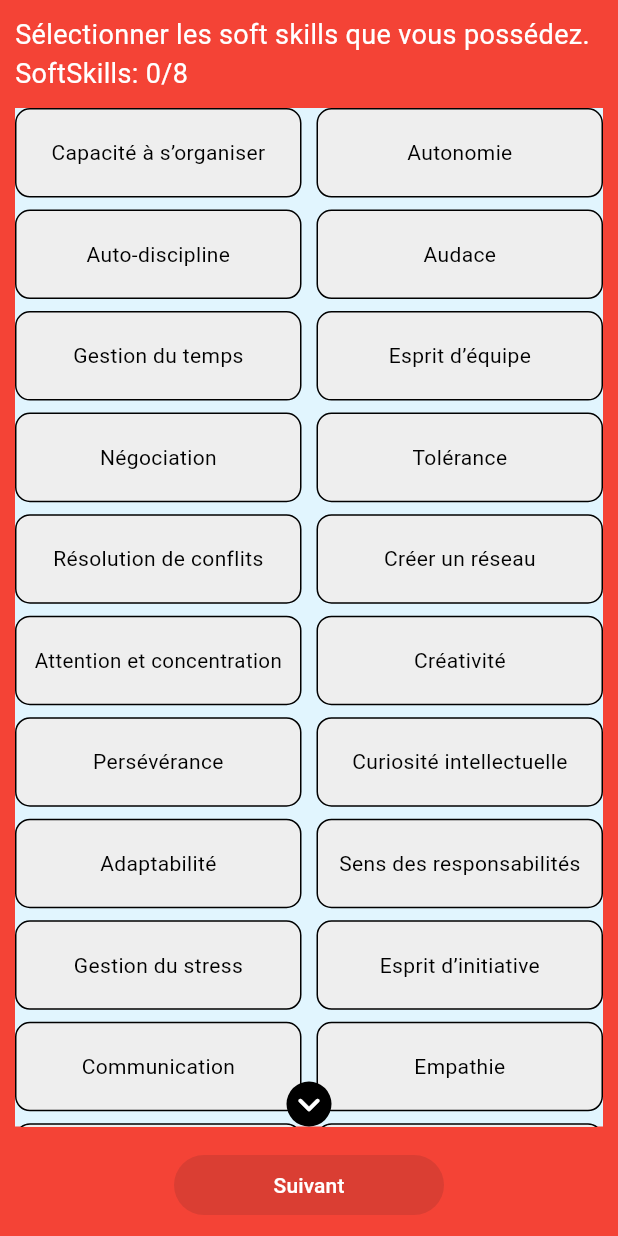
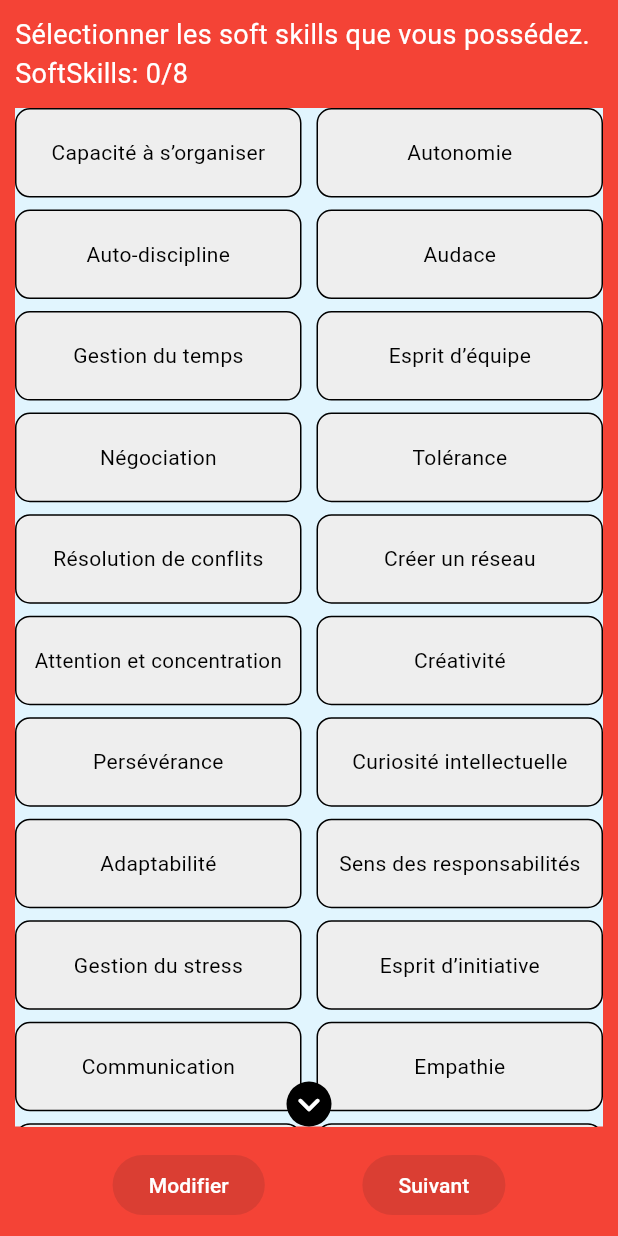
Before and after one commit to algosup/2023-2024-project-5-flutter-team-7, a Flutter app: the SoftSkillsSelectionScreen screen opened directly, on a phone screen of 412 x 824 dp. Run offline on Flutter 3.47's test engine with Material 3 defaults, Android fonts, the phone set to English and light mode, and no system bars; our stand-ins replace geolocator, go_router.

Commit message:
Need improvement

```diff
--- a/src/adopteuncandidat/lib/job_seeker_profile.dart
+++ b/src/adopteuncandidat/lib/job_seeker_profile.dart
@@ -18,7 +18,7 @@ class JobSeekerScreen extends StatelessWidget {
               const SizedBox(height: 60),
               _buildOptionButton(context, 'Modifier mes informations personnelles', '/editProfile'),
               const SizedBox(height: 60),
-              _buildOptionButton(context, 'Modifier mes soft skills', '/editSkills'),
+              _buildOptionButton(context, 'Modifier mes soft skills', '/editSoftSkillsSeeker'),
               const SizedBox(height: 60),
               _buildOptionButton(context, 'Modifier mes hobbies', '/editHobbies'),
               const SizedBox(height: 60),
--- /dev/null
+++ b/src/adopteuncandidat/lib/provider_soft_skills_seeker.dart
@@ -0,0 +1,62 @@
+import 'package:flutter/material.dart';
+
+class SoftSkill {
+  final String name;
+  bool isSelected;
+
+  SoftSkill(this.name, {this.isSelected = false});
+}
+
+class SoftSkillsProvider extends ChangeNotifier {
+  List<SoftSkill> softSkills = [
+    SoftSkill('Capacité à s’organiser'),
+    SoftSkill('Autonomie'),
+    SoftSkill('Auto-discipline'),
+    SoftSkill('Audace'),
+    SoftSkill('Gestion du temps'),
+    SoftSkill('Esprit d’équipe'),
+    SoftSkill('Négociation'),
+    SoftSkill('Tolérance'),
+    SoftSkill('Résolution de conflits'),
+    SoftSkill('Créer un réseau'),
+    SoftSkill('Attention et concentration'),
+    SoftSkill('Créativité'),
+    SoftSkill('Persévérance'),
+    SoftSkill('Curiosité intellectuelle'),
+    SoftSkill('Adaptabilité'),
+    SoftSkill('Sens des responsabilités'),
+    SoftSkill('Gestion du stress'),
+    SoftSkill('Esprit d’initiative'),
+    SoftSkill('Communication'),
+    SoftSkill('Empathie'),
+    SoftSkill('Capacité à déléguer'),
+    SoftSkill('Confiance en soi'),
+    SoftSkill('Leadership'),
+    SoftSkill('Mémoire'),
+    SoftSkill('Esprit critique'),
+    SoftSkill('Résilience'),
+    SoftSkill('Capacité de synthèse')
+  ];
+
+  void select(int index) {
+    softSkills[index].isSelected = true;
+    notifyListeners();
+  }
+
+  void deselect(int index) {
+    softSkills[index].isSelected = false;
+    notifyListeners();
+  }
+
+  bool isSelected(int index) {
+    return softSkills[index].isSelected;
+  }
+
+  List<String> getSelectedSkills() {
+    return softSkills.where((skill) => skill.isSelected).map((skill) => skill.name).toList();
+  }
+
+  int getSelectedCount() {
+    return softSkills.where((skill) => skill.isSelected).length;
+  }
+}
--- a/src/adopteuncandidat/lib/routes.dart
+++ b/src/adopteuncandidat/lib/routes.dart
@@ -1,11 +1,12 @@
 import 'package:go_router/go_router.dart';
 import 'package:flutter/material.dart';
 import 'main.dart';
+import 'soft_skills_selection_seeker.dart';
+import 'edit_soft_skills_seeker.dart';
+import 'package:provider/provider.dart';
+import 'provider_soft_skills_seeker.dart';
 
-
-
-final GoRouter router = GoRouter(
-  routes: <RouteBase>[
+final GoRouter router = GoRouter(routes: <RouteBase>[
   GoRoute(
     name: 'signIn',
     path: '/signIn',
@@ -70,12 +71,22 @@ final GoRouter router = GoRouter(
     },
   ),
   // GoRoute(
-    //   name: 'editSoftSkills',
-    //   path: '/editSoftSkills',
+  //   name: 'editProfile',
+  //   path: '/editProfile',
   //   builder: (BuildContext context, GoRouterState state) {
-    //     return const EditSoftSkillsLayout();
+  //     return const EditProfileLayout();
   //   },
   // ),
+GoRoute(
+  path: '/editSoftSkillsSeeker',
+  builder: (BuildContext context, GoRouterState state) {
+    final selectedSkills = state.pathParameters['selectedSkills'];
+    return ChangeNotifierProvider(
+      create: (_) => SoftSkillsProvider(),
+      child: EditSoftSkillsSeekerLayout(selectedSoftSkills: selectedSkills),
+    );
+  },
+),
   // GoRoute(
   //   name: 'editHobbies',
   //   path: '/editHobbies',
@@ -104,5 +115,4 @@ final GoRouter router = GoRouter(
   //     return const ReviewFriendLayout();
   //   },
   // ),
-  ]
-);
+]);
--- a/src/adopteuncandidat/lib/soft_skills_selection.dart
+++ /dev/null
@@ -1,189 +0,0 @@
-import 'package:flutter/material.dart';
-import 'package:go_router/go_router.dart';
-
-class SoftSkillsSelectionScreen extends StatefulWidget {
-  const SoftSkillsSelectionScreen({super.key});
-
-  @override
-  _SoftSkillsSelectionScreenState createState() => _SoftSkillsSelectionScreenState();
-}
-
-class _SoftSkillsSelectionScreenState extends State<SoftSkillsSelectionScreen> {
-  final List<bool> _isSelected = List<bool>.filled(27, false);
-  final List<String> _softSkills = [
-    'Capacité à s’organiser',
-    'Autonomie',
-    'Auto-discipline',
-    'Audace',
-    'Gestion du temps',
-    'Esprit d’équipe',
-    'Négociation',
-    'Tolérance',
-    'Résolution de conflits',
-    'Créer un réseau',
-    'Attention et concentration',
-    'Créativité',
-    'Persévérance',
-    'Curiosité intellectuelle',
-    'Adaptabilité',
-    'Sens des responsabilités',
-    'Gestion du stress',
-    'Esprit d’initiative',
-    'Communication',
-    'Empathie',
-    'Capacité à déléguer',
-    'Confiance en soi',
-    'Leadership',
-    'Mémoire',
-    'Esprit critique',
-    'Résilience',
-    'Capacité de synthèse'
-  ];
-
-  int get _selectedCount => _isSelected.where((element) => element).length;
-
-  final ScrollController _scrollController = ScrollController();
-  double _downArrowOpacity = 1.0;
-  double _upArrowOpacity = 0.0;
-
-  @override
-  void initState() {
-    super.initState();
-    _scrollController.addListener(() {
-      setState(() {
-        _downArrowOpacity = _scrollController.position.pixels < _scrollController.position.maxScrollExtent ? 1.0 : 0.0;
-        _upArrowOpacity = _scrollController.position.pixels > 0 ? 1.0 : 0.0;
-      });
-    });
-  }
-
-  @override
-  void dispose() {
-    _scrollController.dispose();
-    super.dispose();
-  }
-
-  @override
-  Widget build(BuildContext context) {
-    return Scaffold(
-      body: Container(
-        color: Colors.red,
-        child: Padding(
-          padding: const EdgeInsets.all(10.0),
-          child: Column(
-            children: [
-              Text(
-                'Sélectionner les soft skills que vous possédez. SoftSkills: $_selectedCount/8',
-                style: const TextStyle(color: Colors.white, fontSize: 18),
-              ),
-              const SizedBox(height: 10),
-              Expanded(
-                child: Stack(
-                  children: [
-                    Container(
-                      color: Colors.lightBlue[50],
-                      child: GridView.builder(
-                        controller: _scrollController,
-                        gridDelegate: const SliverGridDelegateWithFixedCrossAxisCount(
-                          crossAxisCount: 2,
-                          mainAxisSpacing: 8.0,
-                          crossAxisSpacing: 10.0,
-                          childAspectRatio: 3.2,
-                        ),
-                        itemCount: _softSkills.length,
-                        itemBuilder: (context, index) {
-                          return GestureDetector(
-                            onTap: () {
-                              setState(() {
-                                if (_isSelected[index]) {
-                                  _isSelected[index] = false;
-                                } else if (_selectedCount < 8) {
-                                  _isSelected[index] = true;
-                                }
-                              });
-                            },
-                            child: Container(
-                              padding: const EdgeInsets.symmetric(vertical: 12.0, horizontal: 12.0),
-                              decoration: BoxDecoration(
-                                color: _isSelected[index] ? Colors.red : Colors.grey[200],
-                                border: Border.all(color: Colors.black),
-                                borderRadius: BorderRadius.circular(10.0),
-                              ),
-                              child: Center(
-                                child: FittedBox(
-                                  fit: BoxFit.scaleDown,
-                                  child: Text(
-                                    _softSkills[index],
-                                    style: TextStyle(
-                                      color: _isSelected[index] ? Colors.white : Colors.black,
-                                    ),
-                                    textAlign: TextAlign.center,
-                                  ),
-                                ),
-                              ),
-                            ),
-                          );
-                        },
-                      ),
-                    ),
-                    Align(
-                      alignment: Alignment.bottomCenter,
-                      child: AnimatedOpacity(
-                        opacity: _downArrowOpacity,
-                        duration: const Duration(milliseconds: 500),
-                        child: Container(
-                          decoration: const BoxDecoration(
-                            color: Colors.black,
-                            shape: BoxShape.circle,
-                          ),
-                          child: const Icon(
-                            Icons.keyboard_arrow_down_rounded,
-                            color: Colors.white,
-                            size: 30,
-                          ),
-                        ),
-                      ),
-                    ),
-                    Align(
-                      alignment: Alignment.topCenter,
-                      child: AnimatedOpacity(
-                        opacity: _upArrowOpacity,
-                        duration: const Duration(milliseconds: 500),
-                        child: Container(
-                          decoration: const BoxDecoration(
-                            color: Colors.black,
-                            shape: BoxShape.circle,
-                          ),
-                          child: const Icon(
-                            Icons.keyboard_arrow_up_rounded,
-                            color: Colors.white,
-                            size: 30,
-                          ),
-                        ),
-                      ),
-                    ),
-                  ],
-                ),
-              ),
-              Padding(
-                padding: const EdgeInsets.only(top: 15.0),
-                child: SizedBox(
-                  width: 180,
-                  child: ElevatedButton(
-                    onPressed: _selectedCount > 0 ? () {
-                      context.go('/hobbies');
-                    } : null,
-                    style: ElevatedButton.styleFrom(
-                      backgroundColor: Colors.black,
-                    ),
-                    child: const Text('Suivant', style: TextStyle(color: Colors.white)),
-                  ),
-                ),
-              ),
-            ],
-          ),
-        ),
-      ),
-    );
-  }
-}
--- a/src/adopteuncandidat/lib/soft_skills_selection_seeker.dart
+++ b/src/adopteuncandidat/lib/soft_skills_selection_seeker.dart
@@ -1,57 +1,31 @@
 import 'package:flutter/material.dart';
 import 'package:go_router/go_router.dart';
+import 'provider_soft_skills_seeker.dart';
 
 class SoftSkillsSelectionScreen extends StatefulWidget {
-  const SoftSkillsSelectionScreen({super.key});
+  const SoftSkillsSelectionScreen({Key? key}) : super(key: key);
 
   @override
-  _SoftSkillsSelectionScreenState createState() => _SoftSkillsSelectionScreenState();
+  _SoftSkillsSelectionScreenState createState() =>
+      _SoftSkillsSelectionScreenState();
 }
 
 class _SoftSkillsSelectionScreenState extends State<SoftSkillsSelectionScreen> {
-  final List<bool> _isSelected = List<bool>.filled(27, false);
-  final List<String> _softSkills = [
-    'Capacité à s’organiser',
-    'Autonomie',
-    'Auto-discipline',
-    'Audace',
-    'Gestion du temps',
-    'Esprit d’équipe',
-    'Négociation',
-    'Tolérance',
-    'Résolution de conflits',
-    'Créer un réseau',
-    'Attention et concentration',
-    'Créativité',
-    'Persévérance',
-    'Curiosité intellectuelle',
-    'Adaptabilité',
-    'Sens des responsabilités',
-    'Gestion du stress',
-    'Esprit d’initiative',
-    'Communication',
-    'Empathie',
-    'Capacité à déléguer',
-    'Confiance en soi',
-    'Leadership',
-    'Mémoire',
-    'Esprit critique',
-    'Résilience',
-    'Capacité de synthèse'
-  ];
-
-  int get _selectedCount => _isSelected.where((element) => element).length;
-
-  final ScrollController _scrollController = ScrollController();
+  late ScrollController _scrollController;
   double _downArrowOpacity = 1.0;
   double _upArrowOpacity = 0.0;
+  List<bool> _isSelected = List.filled(27, false); // 27 is the number of skills
 
   @override
   void initState() {
     super.initState();
+    _scrollController = ScrollController();
     _scrollController.addListener(() {
       setState(() {
-        _downArrowOpacity = _scrollController.position.pixels < _scrollController.position.maxScrollExtent ? 1.0 : 0.0;
+        _downArrowOpacity = _scrollController.position.pixels <
+                _scrollController.position.maxScrollExtent
+            ? 1.0
+            : 0.0;
         _upArrowOpacity = _scrollController.position.pixels > 0 ? 1.0 : 0.0;
       });
     });
@@ -65,6 +39,7 @@ class _SoftSkillsSelectionScreenState extends State<SoftSkillsSelectionScreen> {
 
   @override
   Widget build(BuildContext context) {
+    final softSkillsProvider = SoftSkillsProvider(); // Don't use Provider here
     return Scaffold(
       body: Container(
         color: Colors.red,
@@ -73,7 +48,7 @@ class _SoftSkillsSelectionScreenState extends State<SoftSkillsSelectionScreen> {
           child: Column(
             children: [
               Text(
-                'Sélectionner les soft skills que vous possédez. SoftSkills: $_selectedCount/8',
+                'Sélectionner les soft skills que vous possédez. SoftSkills: ${_selectedCount()}/8',
                 style: const TextStyle(color: Colors.white, fontSize: 18),
               ),
               const SizedBox(height: 10),
@@ -84,28 +59,32 @@ class _SoftSkillsSelectionScreenState extends State<SoftSkillsSelectionScreen> {
                       color: Colors.lightBlue[50],
                       child: GridView.builder(
                         controller: _scrollController,
-                        gridDelegate: const SliverGridDelegateWithFixedCrossAxisCount(
+                        gridDelegate:
+                            const SliverGridDelegateWithFixedCrossAxisCount(
                           crossAxisCount: 2,
                           mainAxisSpacing: 8.0,
                           crossAxisSpacing: 10.0,
                           childAspectRatio: 3.2,
                         ),
-                        itemCount: _softSkills.length,
+                        itemCount: softSkillsProvider.softSkills.length,
                         itemBuilder: (context, index) {
                           return GestureDetector(
                             onTap: () {
                               setState(() {
                                 if (_isSelected[index]) {
                                   _isSelected[index] = false;
-                                } else if (_selectedCount < 8) {
+                                } else if (_selectedCount() < 8) {
                                   _isSelected[index] = true;
                                 }
                               });
                             },
                             child: Container(
-                              padding: const EdgeInsets.symmetric(vertical: 12.0, horizontal: 12.0),
+                              padding: const EdgeInsets.symmetric(
+                                  vertical: 12.0, horizontal: 12.0),
                               decoration: BoxDecoration(
-                                color: _isSelected[index] ? Colors.red : Colors.grey[200],
+                                color: _isSelected[index]
+                                    ? Colors.red
+                                    : Colors.grey[200],
                                 border: Border.all(color: Colors.black),
                                 borderRadius: BorderRadius.circular(10.0),
                               ),
@@ -113,9 +92,11 @@ class _SoftSkillsSelectionScreenState extends State<SoftSkillsSelectionScreen> {
                                 child: FittedBox(
                                   fit: BoxFit.scaleDown,
                                   child: Text(
-                                    _softSkills[index],
+                                    softSkillsProvider.softSkills[index].name,
                                     style: TextStyle(
-                                      color: _isSelected[index] ? Colors.white : Colors.black,
+                                      color: _isSelected[index]
+                                          ? Colors.white
+                                          : Colors.black,
                                     ),
                                     textAlign: TextAlign.center,
                                   ),
@@ -167,17 +148,47 @@ class _SoftSkillsSelectionScreenState extends State<SoftSkillsSelectionScreen> {
               ),
               Padding(
                 padding: const EdgeInsets.only(top: 15.0),
-                child: SizedBox(
-                  width: 180,
-                  child: ElevatedButton(
-                    onPressed: _selectedCount > 0 ? () {
-                      context.go('/hobbies');
-                    } : null,
-                    style: ElevatedButton.styleFrom(
-                      backgroundColor: Colors.black,
+                child: Row(
+                  mainAxisAlignment: MainAxisAlignment.spaceEvenly,
+                  children: [
+                    ElevatedButton(
+                      onPressed: _selectedCount() > 0
+                          ? () {
+                              final selectedSkills = softSkillsProvider
+                                  .softSkills
+                                  .where((skill) => _isSelected[
+                                      softSkillsProvider.softSkills
+                                          .indexOf(skill)])
+                                  .map((skill) => skill.name)
+                                  .toList();
+                              print('Selected Skills: $selectedSkills');
+                              context.go(
+                                '/editSoftSkillsSeeker',
+                                extra: {
+                                  'selectedSkills': selectedSkills
+                                }, // Pass selected skills as extra
+                              );
+                            }
+                          : null,
+                      style: ElevatedButton.styleFrom(
+                        backgroundColor: Colors.black,
+                      ),
+                      child: const Text('Modifier',
+                          style: TextStyle(color: Colors.white)),
                     ),
-                    child: const Text('Suivant', style: TextStyle(color: Colors.white)),
-                  ),
+                    ElevatedButton(
+                      onPressed: _selectedCount() > 0
+                      ? () {
+                        context.go('/hobbies');
+                      }
+                      : null,
+                      style: ElevatedButton.styleFrom(
+                        backgroundColor: Colors.black,
+                      ),
+                      child: const Text('Suivant',
+                          style: TextStyle(color: Colors.white)),
+                    ),
+                  ],
                 ),
               ),
             ],
@@ -186,4 +197,8 @@ class _SoftSkillsSelectionScreenState extends State<SoftSkillsSelectionScreen> {
       ),
     );
   }
+
+  int _selectedCount() {
+    return _isSelected.where((selected) => selected).length;
+  }
 }
--- a/src/adopteuncandidat/pubspec.yaml
+++ b/src/adopteuncandidat/pubspec.yaml
@@ -39,6 +39,7 @@ dependencies:
 
 
   geolocator: ^7.0.3
+  provider: ^6.1.2
 
 
 dev_dependencies:
```
Also changed, not shown: src/adopteuncandidat/lib/edit_soft_skills_seeker.dart (added, +128 -0 lines), src/adopteuncandidat/lib/main.dart (+69 -58 lines). Lines whose indentation alone changed are shown as unchanged.
